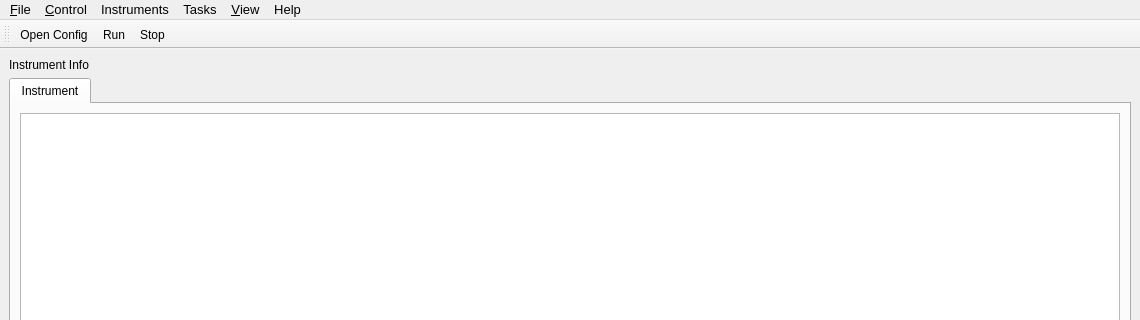
thinkSRS/srsgui, file rgagui/ui/taskmain.ui: the form before one commit; both pictures show x 0 to 1140 and y 0 to 320 of the 1140 by 688 pixel window.
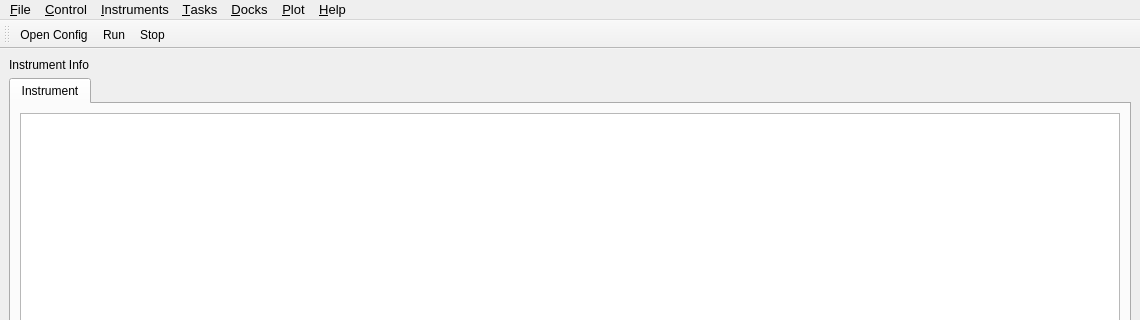
The form after the commit. Icons and pictures are not drawn.

Commit message: Add tight layout and toolbar show/hide menu

```diff
--- a/rgagui/ui/taskmain.ui
+++ b/rgagui/ui/taskmain.ui
@@ -113,7 +113,7 @@
      <x>0</x>
      <y>0</y>
      <width>1140</width>
-     <height>23</height>
+     <height>29</height>
     </rect>
    </property>
    <property name="font">
@@ -136,32 +136,38 @@
     <addaction name="actionRun"/>
     <addaction name="actionStop"/>
    </widget>
-   <widget class="QMenu" name="menu_View">
+   <widget class="QMenu" name="menu_Docks">
     <property name="title">
-     <string>&amp;View</string>
+     <string>&amp;Docks</string>
     </property>
    </widget>
-   <widget class="QMenu" name="menuHelp">
+   <widget class="QMenu" name="menu_Help">
     <property name="title">
-     <string>Help</string>
+     <string>&amp;Help</string>
     </property>
    </widget>
    <widget class="QMenu" name="menu_Tasks">
     <property name="title">
-     <string>Tasks</string>
+     <string>&amp;Tasks</string>
     </property>
    </widget>
    <widget class="QMenu" name="menu_Instruments">
     <property name="title">
-     <string>Instruments</string>
+     <string>&amp;Instruments</string>
+    </property>
+   </widget>
+   <widget class="QMenu" name="menu_Plot">
+    <property name="title">
+     <string>&amp;Plot</string>
     </property>
    </widget>
    <addaction name="menu_File"/>
    <addaction name="menu_Control"/>
    <addaction name="menu_Instruments"/>
    <addaction name="menu_Tasks"/>
-   <addaction name="menu_View"/>
-   <addaction name="menuHelp"/>
+   <addaction name="menu_Docks"/>
+   <addaction name="menu_Plot"/>
+   <addaction name="menu_Help"/>
   </widget>
   <widget class="QStatusBar" name="statusbar">
    <property name="font">
```
The commit also changes 3 other files.
